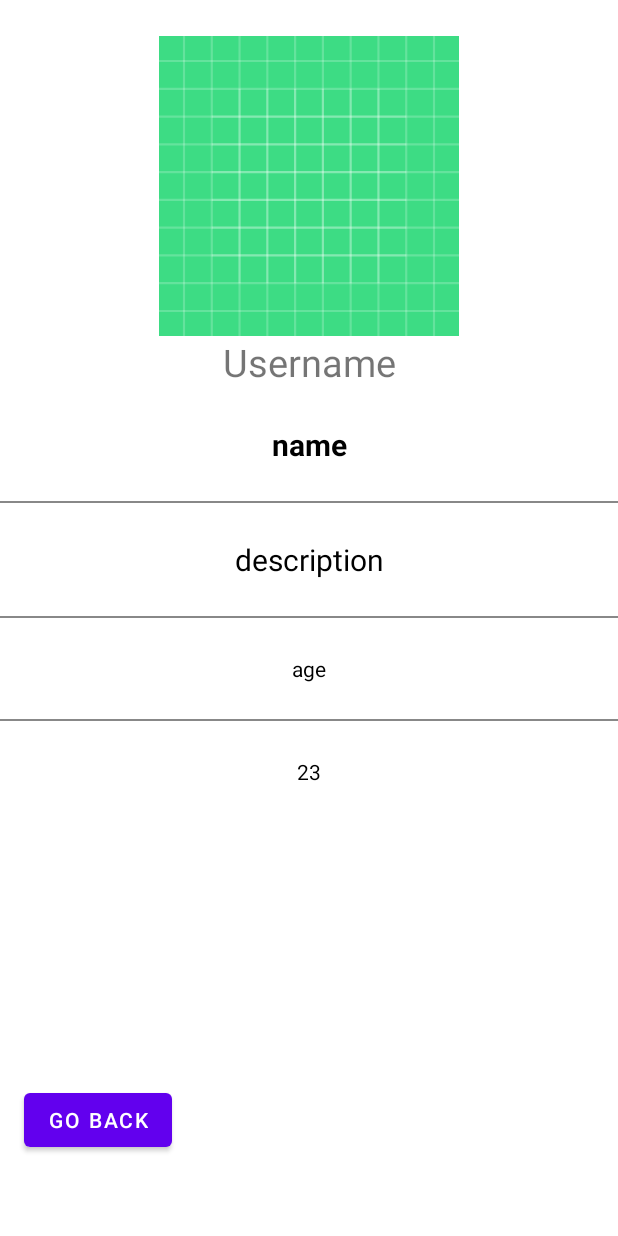
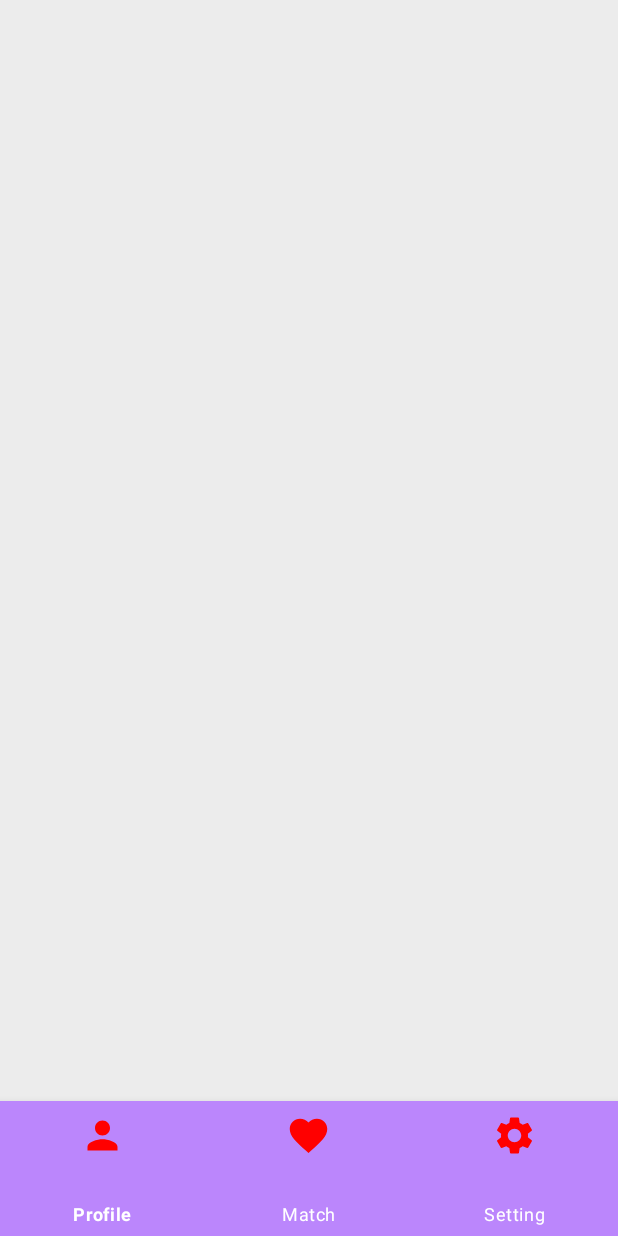
Before and after one commit to AGT1041/AndroidApp, an Android app: the layout activity_second.xml on its own in the app's theme, with its tools: preview values and no code run, on a phone screen of 412 x 824 dp. Run offline under Robolectric (Android 15) with nearby library versions, the phone set to English and light mode, and no system bars.

Commit message:
test layou

```diff
--- /dev/null
+++ b/app/src/main/res/drawable/ic_baseline_person_24.xml
@@ -0,0 +1,10 @@
+<vector xmlns:android="http://schemas.android.com/apk/res/android"
+    android:width="24dp"
+    android:height="24dp"
+    android:viewportWidth="24"
+    android:viewportHeight="24"
+    android:tint="?attr/colorControlNormal">
+  <path
+      android:fillColor="@android:color/white"
+      android:pathData="M12,12c2.21,0 4,-1.79 4,-4s-1.79,-4 -4,-4 -4,1.79 -4,4 1.79,4 4,4zM12,14c-2.67,0 -8,1.34 -8,4v2h16v-2c0,-2.66 -5.33,-4 -8,-4z"/>
+</vector>
--- /dev/null
+++ b/app/src/main/res/drawable/ic_baseline_settings_24.xml
@@ -0,0 +1,10 @@
+<vector xmlns:android="http://schemas.android.com/apk/res/android"
+    android:width="24dp"
+    android:height="24dp"
+    android:viewportWidth="24"
+    android:viewportHeight="24"
+    android:tint="?attr/colorControlNormal">
+  <path
+      android:fillColor="@android:color/white"
+      android:pathData="M19.14,12.94c0.04,-0.3 0.06,-0.61 0.06,-0.94c0,-0.32 -0.02,-0.64 -0.07,-0.94l2.03,-1.58c0.18,-0.14 0.23,-0.41 0.12,-0.61l-1.92,-3.32c-0.12,-0.22 -0.37,-0.29 -0.59,-0.22l-2.39,0.96c-0.5,-0.38 -1.03,-0.7 -1.62,-0.94L14.4,2.81c-0.04,-0.24 -0.24,-0.41 -0.48,-0.41h-3.84c-0.24,0 -0.43,0.17 -0.47,0.41L9.25,5.35C8.66,5.59 8.12,5.92 7.63,6.29L5.24,5.33c-0.22,-0.08 -0.47,0 -0.59,0.22L2.74,8.87C2.62,9.08 2.66,9.34 2.86,9.48l2.03,1.58C4.84,11.36 4.8,11.69 4.8,12s0.02,0.64 0.07,0.94l-2.03,1.58c-0.18,0.14 -0.23,0.41 -0.12,0.61l1.92,3.32c0.12,0.22 0.37,0.29 0.59,0.22l2.39,-0.96c0.5,0.38 1.03,0.7 1.62,0.94l0.36,2.54c0.05,0.24 0.24,0.41 0.48,0.41h3.84c0.24,0 0.44,-0.17 0.47,-0.41l0.36,-2.54c0.59,-0.24 1.13,-0.56 1.62,-0.94l2.39,0.96c0.22,0.08 0.47,0 0.59,-0.22l1.92,-3.32c0.12,-0.22 0.07,-0.47 -0.12,-0.61L19.14,12.94zM12,15.6c-1.98,0 -3.6,-1.62 -3.6,-3.6s1.62,-3.6 3.6,-3.6s3.6,1.62 3.6,3.6S13.98,15.6 12,15.6z"/>
+</vector>
--- /dev/null
+++ b/app/src/main/res/drawable/ic_heart_24.xml
@@ -0,0 +1,9 @@
+<vector xmlns:android="http://schemas.android.com/apk/res/android"
+    android:width="24dp"
+    android:height="24dp"
+    android:viewportWidth="24.0"
+    android:viewportHeight="24.0">
+    <path
+        android:fillColor="#FF000000"
+        android:pathData="M12,21.35l-1.45,-1.32C5.4,15.36 2,12.28 2,8.5 2,5.42 4.42,3 7.5,3c1.74,0 3.41,0.81 4.5,2.09C13.09,3.81 14.76,3 16.5,3 19.58,3 22,5.42 22,8.5c0,3.78 -3.4,6.86 -8.55,11.54L12,21.35z"/>
+</vector>
--- a/app/src/main/res/layout/activity_second.xml
+++ b/app/src/main/res/layout/activity_second.xml
@@ -1,118 +1,27 @@
 <?xml version="1.0" encoding="utf-8"?>
-<androidx.constraintlayout.widget.ConstraintLayout xmlns:android="http://schemas.android.com/apk/res/android"
+<RelativeLayout xmlns:android="http://schemas.android.com/apk/res/android"
     xmlns:app="http://schemas.android.com/apk/res-auto"
     xmlns:tools="http://schemas.android.com/tools"
     android:layout_width="match_parent"
     android:layout_height="match_parent"
-    app:layout_behavior="@string/appbar_scrolling_view_behavior"
-    tools:context=".MainActivity"
-    >
-    <ImageView
-        android:id="@+id/profilePhoto"
-        android:layout_width="200dp"
-        android:layout_height="200dp"
-        android:layout_marginTop="24dp"
-        android:background="#999"
-        android:src="@drawable/ic_launcher_background"
-        app:layout_constraintEnd_toEndOf="parent"
-        app:layout_constraintStart_toStartOf="parent"
-        app:layout_constraintTop_toTopOf="parent" />
-    <TextView
-        android:id="@+id/loginText"
+    android:background="@color/lightwhite"
+    tools:context=".SecondActivity">
+    <FrameLayout
+        android:id="@+id/fragment_container"
+        android:layout_width="match_parent"
+        android:layout_height="match_parent"
+        android:layout_above="@id/bottom_navigation"/>
+
+    <com.google.android.material.bottomnavigation.BottomNavigationView
+        android:id="@+id/bottom_navigation"
         android:layout_width="wrap_content"
-        android:layout_height="wrap_content"
-        android:text="Username"
-        android:textSize="25sp"
-        app:layout_constraintEnd_toEndOf="parent"
-        app:layout_constraintStart_toStartOf="parent"
-        app:layout_constraintTop_toBottomOf="@id/profilePhoto" />
-
-    <TextView
-        android:id="@+id/fullName"
-        android:layout_width="wrap_content"
-        android:layout_height="wrap_content"
-        android:layout_marginTop="24dp"
-        android:text="name"
-        android:textColor="#000"
-        android:textSize="20sp"
-        android:textStyle="bold"
-        app:layout_constraintEnd_toEndOf="parent"
-        app:layout_constraintStart_toStartOf="parent"
-        app:layout_constraintTop_toBottomOf="@id/loginText" />
-    <View
-        android:id="@+id/lineOne"
-        android:layout_width="0dp"
-        android:layout_height="1dp"
-        android:layout_marginTop="24dp"
-        android:background="#888"
-        app:layout_constraintEnd_toEndOf="parent"
-        app:layout_constraintStart_toStartOf="parent"
-        app:layout_constraintTop_toBottomOf="@id/fullName" />
-
-
-    <TextView
-        android:id="@+id/description"
-        android:layout_width="0dp"
-        android:layout_height="wrap_content"
-        android:layout_marginTop="24dp"
-        android:text="description"
-        android:textAlignment="center"
-        android:textColor="#000"
-        android:textSize="20sp"
-        app:layout_constraintEnd_toEndOf="parent"
-        app:layout_constraintStart_toStartOf="parent"
-        app:layout_constraintTop_toBottomOf="@id/lineOne" />
-
-    <View
-        android:id="@+id/linetwo"
-        android:layout_width="0dp"
-        android:layout_height="1dp"
-        android:layout_marginTop="24dp"
-        android:background="#888"
-        app:layout_constraintEnd_toEndOf="parent"
-        app:layout_constraintStart_toStartOf="parent"
-        app:layout_constraintTop_toBottomOf="@id/description" />
-
-    <TextView
-        android:id="@+id/age"
-        android:layout_width="wrap_content"
-        android:layout_height="wrap_content"
-        android:layout_marginTop="24dp"
-        android:text="age"
-        android:textColor="#000"
-        app:layout_constraintEnd_toEndOf="parent"
-        app:layout_constraintStart_toStartOf="parent"
-        app:layout_constraintTop_toBottomOf="@id/linetwo" />
-
-    <View
-        android:id="@+id/lineThree"
-        android:layout_width="0dp"
-        android:layout_height="1dp"
-        android:layout_marginTop="24dp"
-        android:background="#888"
-        app:layout_constraintEnd_toEndOf="parent"
-        app:layout_constraintStart_toStartOf="parent"
-        app:layout_constraintTop_toBottomOf="@id/age" />
-    <TextView
-        android:id="@+id/setoccupation"
-        android:layout_width="wrap_content"
-        android:layout_height="wrap_content"
-        android:layout_marginTop="24dp"
-        android:text="23"
-        android:textColor="#000"
-        app:layout_constraintEnd_toEndOf="parent"
-        app:layout_constraintStart_toStartOf="parent"
-        app:layout_constraintTop_toBottomOf="@id/lineThree" />
-    <Button
-        android:id="@+id/button"
-        android:layout_width="wrap_content"
-        android:layout_height="wrap_content"
-        android:text="@string/back"
-        app:layout_constraintBottom_toBottomOf="parent"
-        app:layout_constraintEnd_toEndOf="parent"
-        app:layout_constraintHorizontal_bias="0.052"
-        app:layout_constraintStart_toStartOf="parent"
-        app:layout_constraintTop_toTopOf="parent"
-        app:layout_constraintVertical_bias="0.931" />
-
-</androidx.constraintlayout.widget.ConstraintLayout>
+        android:layout_height="90dp"
+        android:layout_alignParentBottom="true"
+        android:layout_marginBottom="0dp"
+        app:itemIconTint="@color/red"
+        app:itemTextColor="@color/white"
+        android:textAlignment="gravity"
+        app:itemIconSize="30dp"
+        android:background="@color/purple_200"
+        app:menu="@menu/bottom_navigation" />
+</RelativeLayout>
--- a/app/src/main/res/layout/fragment_main.xml
+++ b/app/src/main/res/layout/fragment_setting.xml
@@ -3,12 +3,12 @@
     xmlns:tools="http://schemas.android.com/tools"
     android:layout_width="match_parent"
     android:layout_height="match_parent"
-    tools:context=".main">
+    tools:context=".SettingFragment">
 
     <!-- TODO: Update blank fragment layout -->
     <TextView
         android:layout_width="match_parent"
         android:layout_height="match_parent"
-        android:text="@string/hello_blank_fragment" />
+        android:text="setting fragment" />
 
 </FrameLayout>
--- /dev/null
+++ b/app/src/main/res/menu/bottom_navigation.xml
@@ -0,0 +1,15 @@
+<?xml version="1.0" encoding="utf-8"?>
+<menu xmlns:android="http://schemas.android.com/apk/res/android">
+    <item
+        android:id="@+id/nav_profile"
+        android:icon="@drawable/ic_baseline_person_24"
+        android:title="Profile" />
+    <item
+        android:id="@+id/nav_matches"
+        android:icon="@drawable/ic_heart_24"
+        android:title="Match" />
+    <item
+        android:id="@+id/nav_setting"
+        android:icon="@drawable/ic_baseline_settings_24"
+        android:title="Setting" />
+</menu>
--- a/app/src/main/res/values/colors.xml
+++ b/app/src/main/res/values/colors.xml
@@ -7,4 +7,6 @@
     <color name="teal_700">#FF018786</color>
     <color name="black">#FF000000</color>
     <color name="white">#FFFFFFFF</color>
+    <color name="lightwhite">#ECECEC</color>
+    <color name="red">#FF0000</color>
 </resources>
--- /dev/null
+++ b/app/src/main/res/values/dimens.xml
@@ -0,0 +1,4 @@
+<?xml version="1.0" encoding="utf-8"?>
+<resources>
+    <dimen name="eight0">80dp</dimen>
+</resources>
```
Also changed, not shown: app/build.gradle (+9 -0 lines), app/src/main/java/com/example/androidapplication/MainActivity.java (+33 -34 lines), app/src/main/java/com/example/androidapplication/ProfileFragment.java (added, +42 -0 lines), app/src/main/java/com/example/androidapplication/SecondActivity.java (+82 -20 lines), app/src/main/java/com/example/androidapplication/SettingFragment.java (added, +29 -0 lines), app/src/main/java/com/example/androidapplication/main.java (deleted, +0 -63 lines), app/src/main/res/layout/fragment_profile.xml (added, +118 -0 lines).
